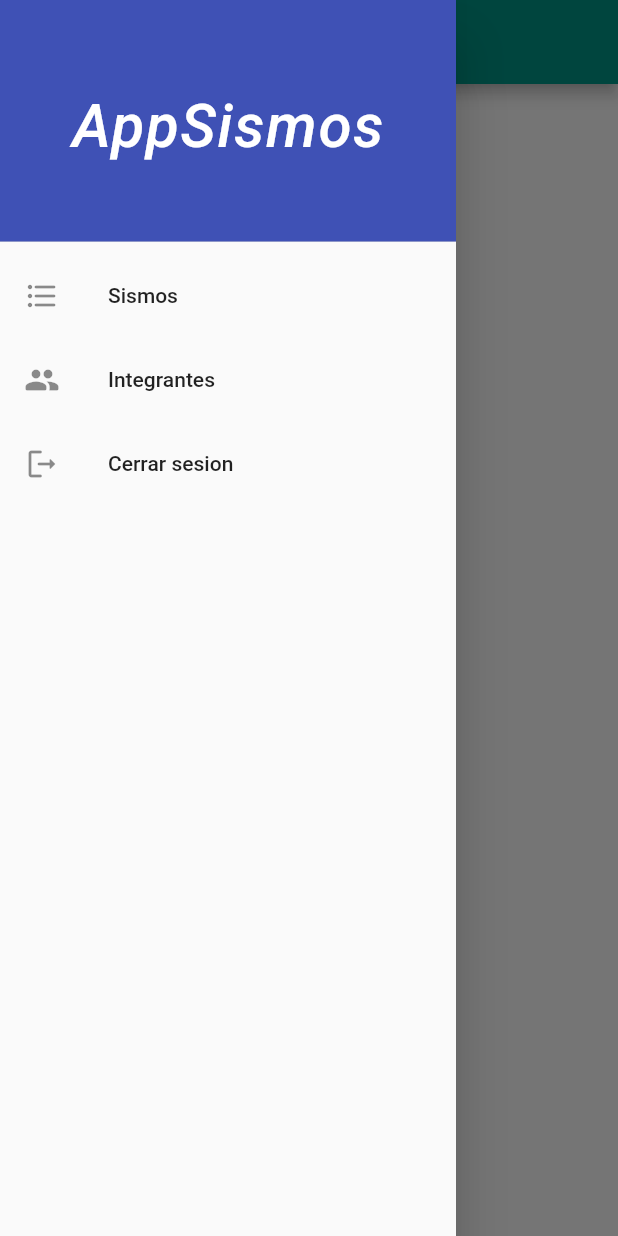
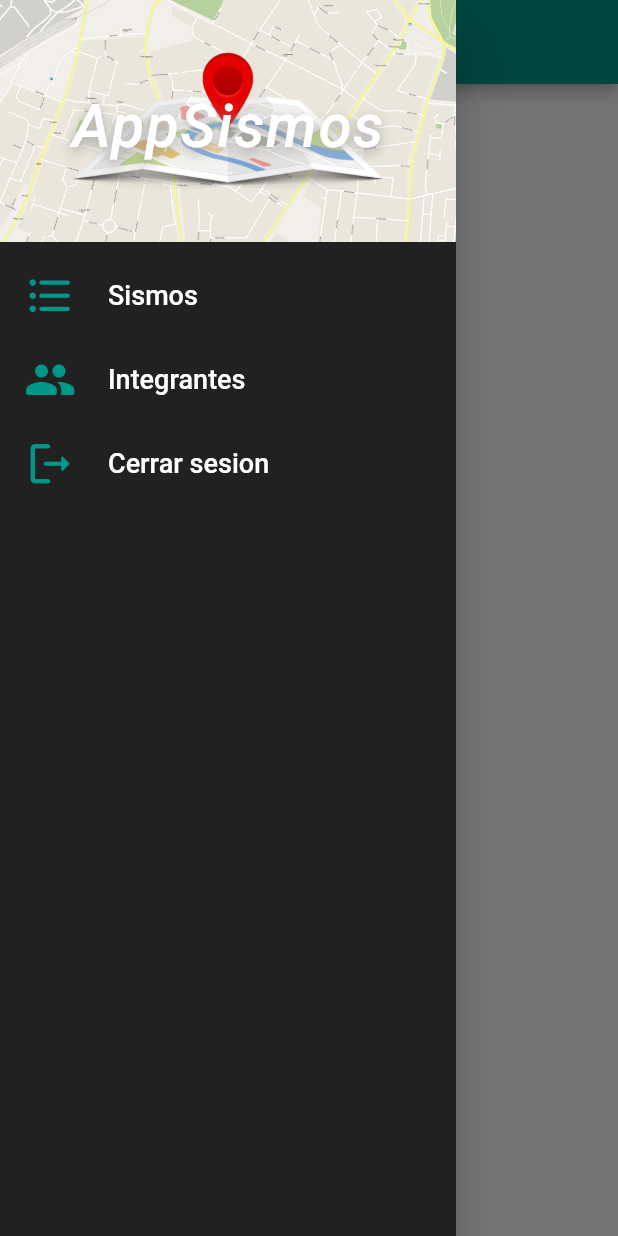
Before and after one commit to LuisSP97/app-sismos-cpyd, a Flutter app: the HomePage screen opened by its route, with the side drawer open, on a phone screen of 412 x 824 dp. Run offline on Flutter 3.47's test engine with Material 2 defaults, Android fonts, the phone set to English and light mode, and no system bars; our stand-ins replace google_maps_flutter, google_sign_in; network calls fail.

Commit message:
Se agregan fondos

```diff
--- a/lib/src/pages/sign_in_page.dart
+++ b/lib/src/pages/sign_in_page.dart
@@ -58,7 +58,7 @@ class _LoginForm extends StatelessWidget {
                 height: 60,
                 disabledColor: Colors.grey,
                 elevation: 0,
-                color: Colors.indigoAccent,
+                color: Colors.teal,
                 child: Container(
                   child: Text('Iniciar', style: TextStyle(color: Colors.white, fontSize: 20),),
                 )
--- a/lib/src/widgets/drawer_view.dart
+++ b/lib/src/widgets/drawer_view.dart
@@ -10,11 +10,17 @@ class DrawerView extends StatelessWidget {
   @override
   Widget build(BuildContext context) {
     return Drawer(
+      child: Container(
+        color: Colors.black87,
         child: ListView(
           padding: EdgeInsets.zero,
           children: <Widget>[
             const DrawerHeader(
-              decoration: BoxDecoration(color: Colors.indigo),
+                decoration: BoxDecoration(
+                    color: Colors.teal,
+                    image: DecorationImage(
+                        image: AssetImage('assets/googlemapslogo.jpg'),
+                        fit: BoxFit.cover)),
                 child: Center(
                   child: Text(
                     'AppSismos',
@@ -22,21 +28,41 @@ class DrawerView extends StatelessWidget {
                         color: Colors.white,
                         fontSize: 40,
                         fontStyle: FontStyle.italic,
-                      letterSpacing: 1),
+                        letterSpacing: 1,
+                        shadows: [
+                          Shadow(
+                              color: Colors.grey,
+                              blurRadius: 10,
+                              offset: Offset(0, 3))
+                        ]),
                   ),
                 )),
             ListTile(
-            leading: const Icon(Icons.format_list_bulleted_rounded),
-            title: const Text('Sismos'),
-            onTap: (){
+              leading: const Icon(
+                Icons.format_list_bulleted_rounded,
+                color: Colors.teal,
+                size: 35,
+              ),
+              title: const Text(
+                'Sismos',
+                style: TextStyle(color: Colors.white, fontSize: 18),
+              ),
+              onTap: () {
                 Navigator.pushReplacementNamed(context, HomePage.routeName);
               },
             ),
             ListTile(
-            leading: const Icon(Icons.people_rounded),
+              leading: const Icon(
+                Icons.people_rounded,
+                color: Colors.teal,
+                size: 35,
+              ),
               // ignore: prefer_const_constructors
-            title: Text('Integrantes'),
-            onTap: (){
+              title: Text(
+                'Integrantes',
+                style: TextStyle(color: Colors.white, fontSize: 18),
+              ),
+              onTap: () {
                 Navigator.pushReplacementNamed(context, GroupPage.routeName);
               },
             ),
@@ -44,13 +70,19 @@ class DrawerView extends StatelessWidget {
                 onTap: () async {
                   //Boton de logout, utilizando las funciones de GoogleSignIn
                   await GoogleSignInApi.logout();
-                Navigator.pushReplacementNamed(
-                    context, SignInPage.routeName);
+                  Navigator.pushReplacementNamed(context, SignInPage.routeName);
                 },
-              leading: const Icon(Icons.logout_rounded),
-              title: const Text('Cerrar sesion')),
-
+                leading: const Icon(
+                  Icons.logout_rounded,
+                  color: Colors.teal,
+                  size: 35,
+                ),
+                title: const Text(
+                  'Cerrar sesion',
+                  style: TextStyle(color: Colors.white, fontSize: 18),
+                )),
           ],
+        ),
       ),
     );
   }
--- a/lib/src/widgets/sign_in_background.dart
+++ b/lib/src/widgets/sign_in_background.dart
@@ -8,19 +8,18 @@ class SignInBackground extends StatelessWidget {
   @override
   Widget build(BuildContext context) {
     return Container(
-      color: Colors.grey,
       height: double.infinity,
       width: double.infinity,
+      decoration: const BoxDecoration(
+          image: DecorationImage(
+              image: AssetImage('assets/signin_map.jpg'), fit: BoxFit.cover)),
       child: Stack(
-        children: [
-          _TealBox(),
-          _HeaderIcon(),
-          this.child
-        ],
+        children: [_TealBox(), _HeaderIcon(), this.child],
       ),
     );
   }
 }
+
 //Icono de la pantalla de login
 class _HeaderIcon extends StatelessWidget {
   @override
@@ -33,6 +32,7 @@ class _HeaderIcon extends StatelessWidget {
                 const Icon(Icons.person_pin, color: Colors.white, size: 100)));
   }
 }
+
 //Cuadrado de la pantalla de login
 class _TealBox extends StatelessWidget {
   @override
@@ -41,7 +41,7 @@ class _TealBox extends StatelessWidget {
     return Container(
       width: double.infinity,
       height: size.height * 0.4,
-      color: Colors.indigo,
+      color: Colors.teal,
     );
   }
 }
--- a/pubspec.yaml
+++ b/pubspec.yaml
@@ -63,7 +63,7 @@ flutter:
 
   # To add assets to your application, add an assets section, like this:
   assets:
-    - assets/cris.jpg
+    - assets/
 
   # An image asset can refer to one or more resolution-specific "variants", see
   # https://flutter.dev/assets-and-images/#resolution-aware.
```
Also changed, not shown: assets/googlemapslogo.jpg (added), assets/signin_map.jpg (added). Lines whose indentation alone changed are shown as unchanged.
